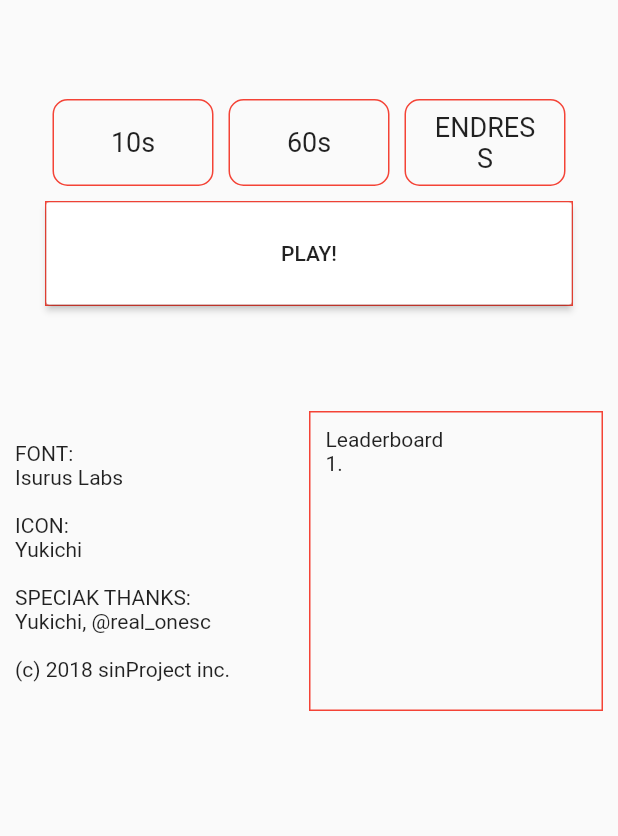
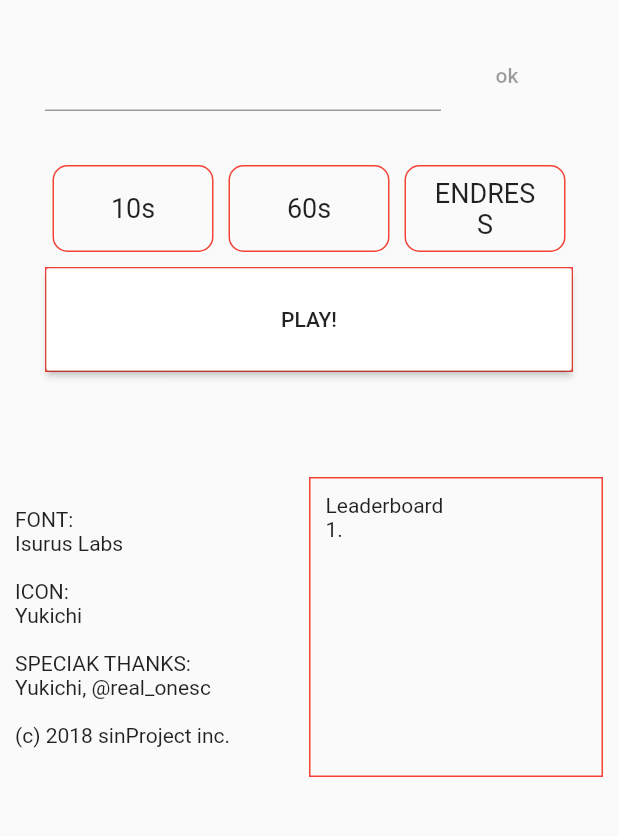
Before and after one commit to shunking-tech/renda_machine, a Flutter app: the screen it shows after launch, on a phone screen of 412 x 824 dp, the part 210-1046 px from its top. Run offline on Flutter 3.47's test engine with Material 2 defaults, Android fonts, the phone set to English and light mode, and no system bars.

Commit message:
ユーザー名の入力欄を下から出すようにしたかったが、キーボードで隠れてしまう問題を解決できず保留

```diff
--- a/lib/pages/home.dart
+++ b/lib/pages/home.dart
@@ -12,13 +12,15 @@ class _MyHomePageState extends State<MyHomePage> {
 
   @override
   Widget build(BuildContext context) {
-    final bottomSpace = MediaQuery.of(context).viewInsets.bottom;
+// ユーザー名の入力欄を下から出すようにしたかったが、キーボードで隠れてしまう問題を解決できず保留
+//    final bottomSpace = MediaQuery.of(context).viewInsets.bottom;
 
     return Scaffold(
       body: SingleChildScrollView(
           reverse: true,
           child: Container(
-            margin: EdgeInsets.only(bottom: bottomSpace),
+// ユーザー名の入力欄を下から出すようにしたかったが、キーボードで隠れてしまう問題を解決できず保留
+//            margin: EdgeInsets.only(bottom: bottomSpace),
             child: Column(
               children: <Widget>[
                 Column(
@@ -50,6 +52,22 @@ class _MyHomePageState extends State<MyHomePage> {
                     ),
 
                     // ユーザー名
+                    Container(
+                      padding: EdgeInsets.only(left: 30, right: 30),
+                      height: 100,
+                      child: Row(
+                        children: <Widget>[
+                          Expanded(
+                              child: TextFormField()
+                          ),
+                          FlatButton(
+                            child: Text("ok"),
+                          )
+                        ],
+                      ),
+                    ),
+
+// ユーザー名の入力欄を下から出すようにしたかったが、キーボードで隠れてしまう問題を解決できず保留
 //              Container(
 //                padding: EdgeInsets.only(left: 100,right: 100),
 //                child: TextField(
@@ -66,11 +84,11 @@ class _MyHomePageState extends State<MyHomePage> {
 //                  ),
 //                ),
 //              ),
-                    ListTile(
-                      onTap: () {
-                        _showModalPicker(context);
-                      },
-                    ),
+//                    ListTile(
+//                      onTap: () {
+//                        _showModalPicker(context);
+//                      },
+//                    ),
 
                     // メニュー
                     Container(
```
